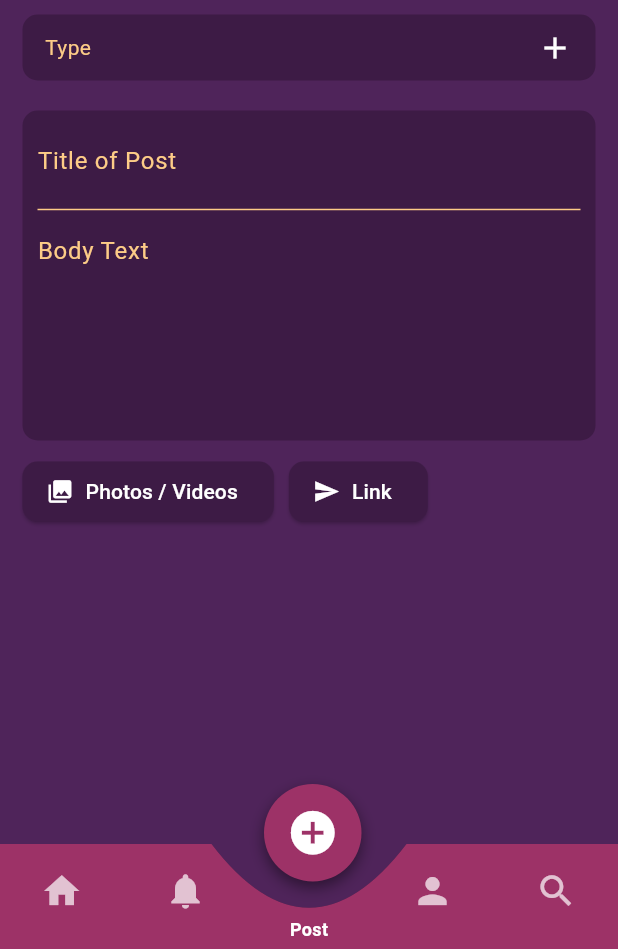
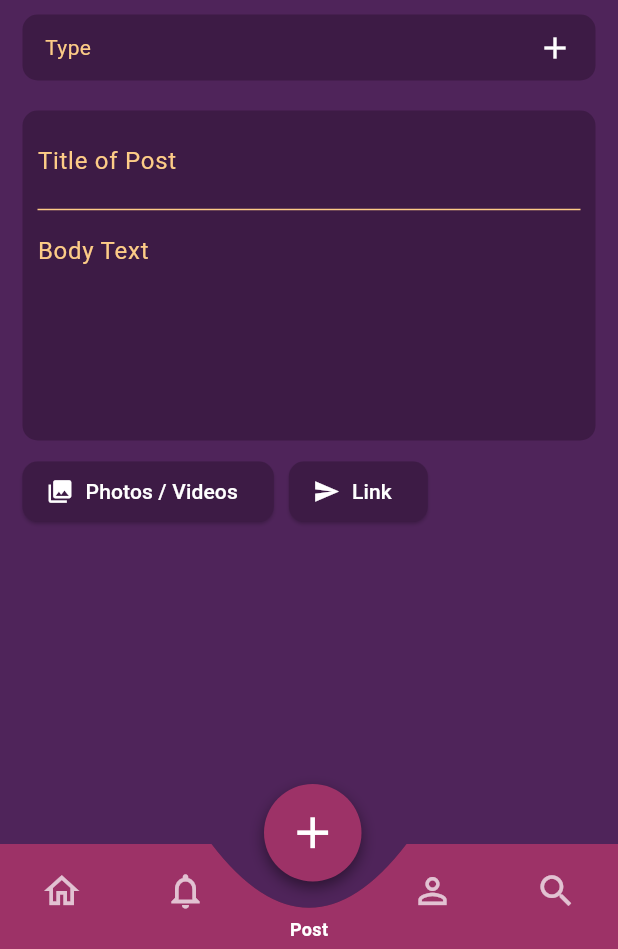
Before and after one commit to dojosgithub/the-minaret, a Flutter app: the screen it shows after launch, item 3 of the bottom bar chosen, on a phone screen of 412 x 824 dp, the part 287-1236 px from its top. Run offline on Flutter 3.47's test engine with Material 3 defaults, Android fonts, the phone set to English and light mode, and no system bars.

Commit message:
Icon Modification

```diff
--- a/lib/widgets/bottom_nav_bar.dart
+++ b/lib/widgets/bottom_nav_bar.dart
@@ -105,17 +105,17 @@ class BottomNavBar extends StatelessWidget {
 IconData _getIcon(int index) {
   switch (index) {
     case 0:
-        return Icons.home;
+      return Icons.home_outlined; // Hollow home icon
     case 1:
-        return Icons.notifications;
+      return Icons.notifications_none; // Hollow notification icon
     case 2:
-        return Icons.add_circle;
+      return Icons.add; // Bold add icon
     case 3:
-        return Icons.person;
+      return Icons.person_outline; // Hollow profile icon
     case 4:
-        return Icons.search;
+      return Icons.search_outlined; // Hollow search icon
     default:
-        return Icons.error;
+      return Icons.error_outline; // Hollow error icon
   }
 }
 
```
Lines whose indentation alone changed are shown as unchanged.
